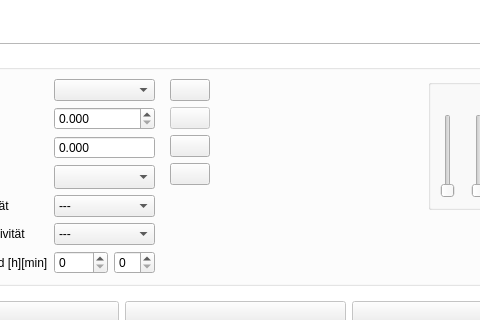
Qt form src/ui/task_editor.ui (amogorkon/watnu) before a commit; both pictures show x 101 to 581 and y 436 to 756 of the 673 by 872 pixel window.
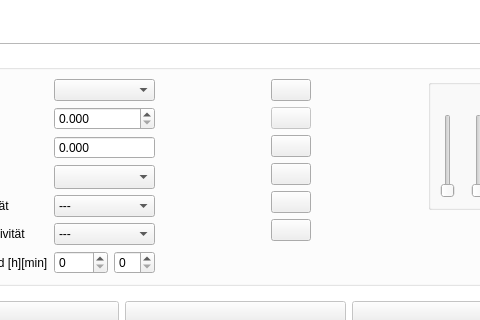
The same form after that commit. Icons and pictures are not drawn.

Commit message: subtasks! supertasks!

What changed in the file:
```diff
--- a/src/ui/task_editor.ui
+++ b/src/ui/task_editor.ui
@@ -409,6 +409,19 @@
          </item>
         </layout>
        </item>
+       <item>
+        <spacer name="horizontalSpacer_2">
+         <property name="orientation">
+          <enum>Qt::Horizontal</enum>
+         </property>
+         <property name="sizeHint" stdset="0">
+          <size>
+           <width>40</width>
+           <height>20</height>
+          </size>
+         </property>
+        </spacer>
+       </item>
        <item>
         <layout class="QFormLayout" name="formLayout_2">
          <property name="rightMargin">
@@ -431,7 +444,7 @@
            </property>
           </widget>
          </item>
-         <item row="4" column="0">
+         <item row="5" column="0">
           <widget class="QPushButton" name="choose_skills_button">
            <property name="sizePolicy">
             <sizepolicy hsizetype="Minimum" vsizetype="Minimum">
@@ -451,7 +464,7 @@
            </property>
           </widget>
          </item>
-         <item row="5" column="0">
+         <item row="6" column="0">
           <widget class="QPushButton" name="choose_deadline_button">
            <property name="text">
             <string/>
@@ -488,6 +501,28 @@
            </property>
           </widget>
          </item>
+         <item row="8" column="0">
+          <widget class="QPushButton" name="organize_subtasks">
+           <property name="text">
+            <string/>
+           </property>
+           <property name="icon">
+            <iconset>
+             <normaloff>../extra/chevrons-down.svg</normaloff>../extra/chevrons-down.svg</iconset>
+           </property>
+          </widget>
+         </item>
+         <item row="7" column="0">
+          <widget class="QPushButton" name="organize_supertasks">
+           <property name="text">
+            <string/>
+           </property>
+           <property name="icon">
+            <iconset>
+             <normaloff>../extra/chevrons-up.svg</normaloff>../extra/chevrons-up.svg</iconset>
+           </property>
+          </widget>
+         </item>
         </layout>
        </item>
        <item>
```
Left out of the diff: 12 changed lines with no effect on the pictures. The commit also changes 13 other files.
